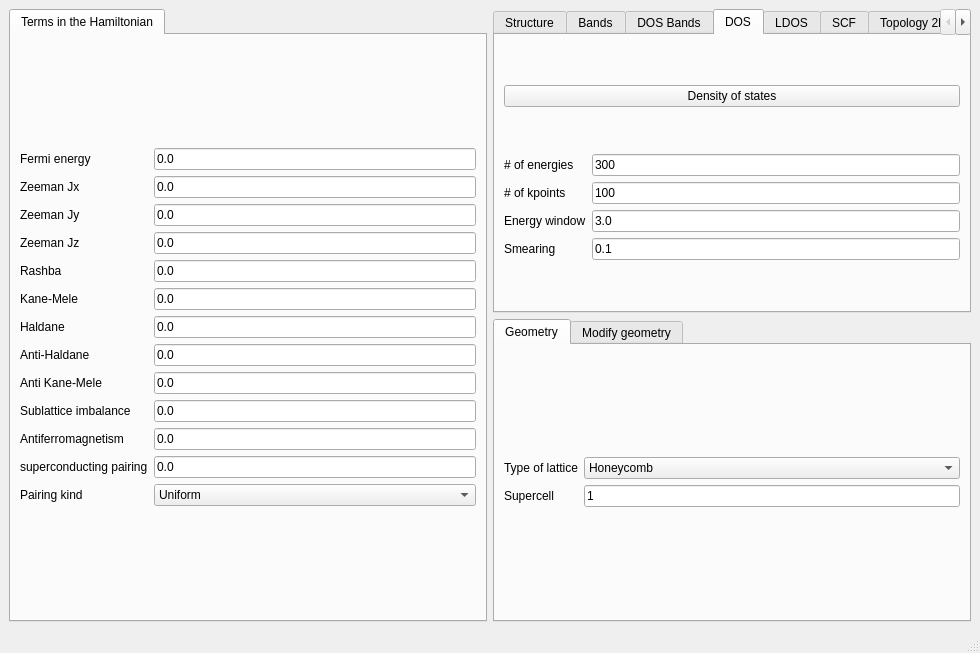
The window that development/interface-pyqt/2d/interface.ui (joselado/quantum-honeycomp) describes before a commit, drawn with Qt 5.
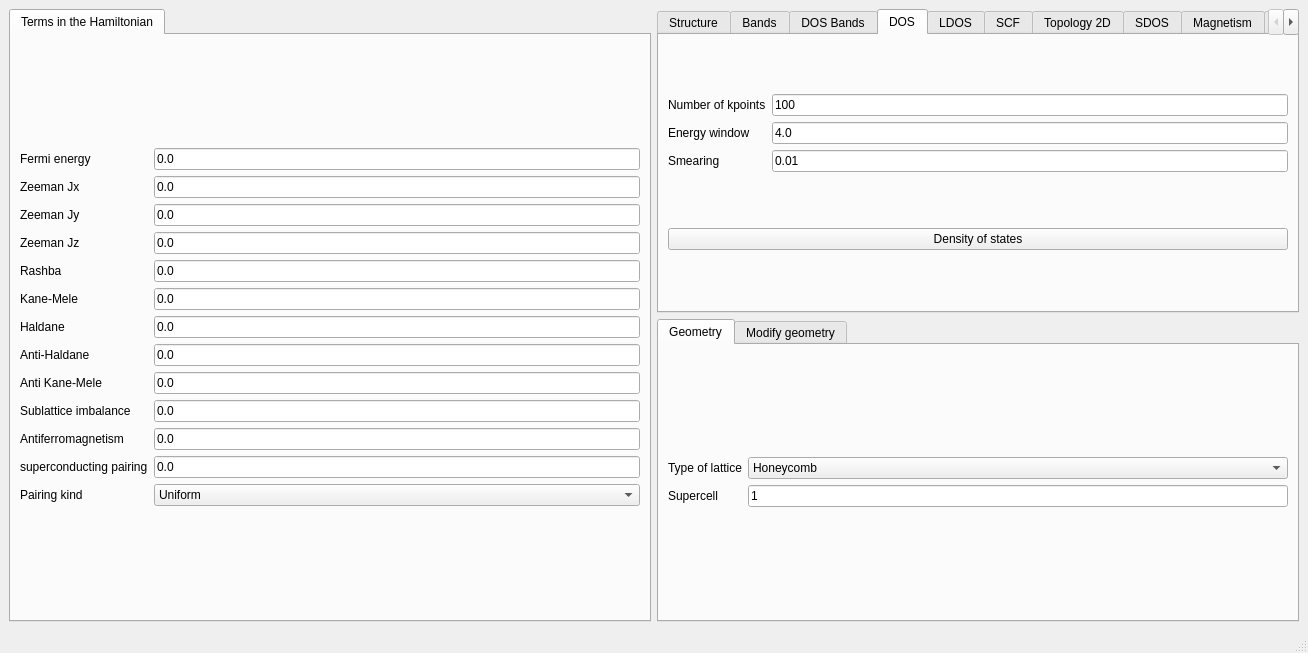
The same window after the commit. The open tabs and pages were chosen to show the change.

```diff
--- a/development/interface-pyqt/2d/interface.ui
+++ b/development/interface-pyqt/2d/interface.ui
@@ -6,7 +6,7 @@
    <rect>
     <x>0</x>
     <y>0</y>
-    <width>980</width>
+    <width>1308</width>
     <height>653</height>
    </rect>
   </property>
@@ -466,73 +466,59 @@
         <string>DOS</string>
        </attribute>
        <layout class="QVBoxLayout" name="verticalLayout_2">
-        <item>
-         <widget class="QPushButton" name="show_dos">
-          <property name="text">
-           <string>Density of states</string>
-          </property>
-         </widget>
-        </item>
         <item>
          <layout class="QGridLayout" name="gridLayout_36">
-          <item row="1" column="0">
+          <item row="0" column="0">
            <widget class="QLabel" name="label_50">
             <property name="text">
-             <string># of kpoints</string>
+             <string>Number of kpoints</string>
             </property>
            </widget>
           </item>
-          <item row="2" column="0">
+          <item row="1" column="0">
            <widget class="QLabel" name="label_51">
             <property name="text">
              <string>Energy window</string>
             </property>
            </widget>
           </item>
+          <item row="1" column="1">
+           <widget class="QLineEdit" name="dos_ewindow">
+            <property name="text">
+             <string>4.0</string>
+            </property>
+           </widget>
+          </item>
           <item row="2" column="1">
            <widget class="QLineEdit" name="window_dos">
             <property name="text">
-             <string>3.0</string>
+             <string>0.01</string>
             </property>
            </widget>
           </item>
-          <item row="0" column="1">
-           <widget class="QLineEdit" name="ne_dos">
-            <property name="text">
-             <string>300</string>
-            </property>
-           </widget>
-          </item>
-          <item row="3" column="1">
-           <widget class="QLineEdit" name="delta_dos">
-            <property name="text">
-             <string>0.1</string>
-            </property>
-           </widget>
-          </item>
-          <item row="3" column="0">
+          <item row="2" column="0">
            <widget class="QLabel" name="label_48">
             <property name="text">
              <string>Smearing</string>
             </property>
            </widget>
           </item>
-          <item row="1" column="1">
-           <widget class="QLineEdit" name="nk_dos">
+          <item row="0" column="1">
+           <widget class="QLineEdit" name="dos_nk">
             <property name="text">
              <string>100</string>
             </property>
            </widget>
           </item>
-          <item row="0" column="0">
-           <widget class="QLabel" name="label_49">
-            <property name="text">
-             <string># of energies</string>
-            </property>
-           </widget>
-          </item>
          </layout>
         </item>
+        <item>
+         <widget class="QPushButton" name="show_dos">
+          <property name="text">
+           <string>Density of states</string>
+          </property>
+         </widget>
+        </item>
        </layout>
       </widget>
       <widget class="QWidget" name="tab_14">
```
Left out of the diff: 22 changed lines with no effect on the pictures.
